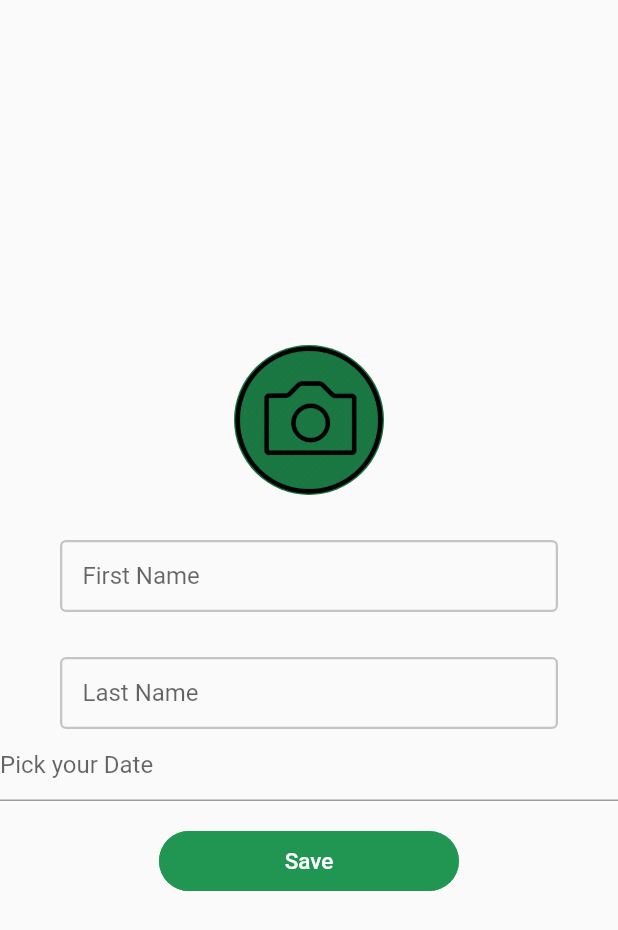
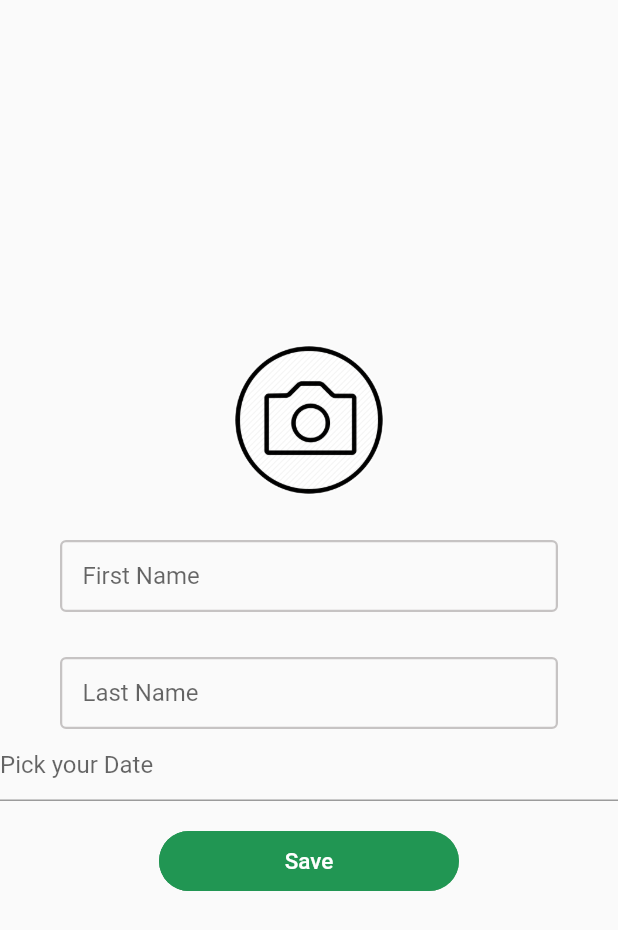
Before and after one commit to hiImDeni/Nomad, a Flutter app: the EditProfilePage screen opened directly, on a phone screen of 412 x 824 dp. Shown: the top 930 px of the screen. Run offline on Flutter 3.47's test engine with Material 2 defaults, Android fonts, the phone set to English and light mode, and no system bars; drawn by our look-alikes of circular_profile_avatar; our stand-ins replace cloud_firestore, firebase_auth, firebase_core, font_awesome_flutter, google_sign_in, image_picker and 1 more; accounts and stored records are empty; generated files the repository leaves out were written again.

Commit message:
added image picker - EditProfilePage

```diff
--- a/experience_exchange_app/lib/features/pages/edit-profile-page.dart
+++ b/experience_exchange_app/lib/features/pages/edit-profile-page.dart
@@ -1,7 +1,11 @@
+import 'dart:io';
+
+import 'package:circular_profile_avatar/circular_profile_avatar.dart';
 import 'package:experience_exchange_app/features/widgets/custom_input.dart';
 import 'package:experience_exchange_app/features/widgets/main-button.dart';
 import 'package:flutter/cupertino.dart';
 import 'package:flutter/material.dart';
+import 'package:image_picker/image_picker.dart';
 
 import '../scheme.dart';
 
@@ -20,6 +24,9 @@ class EditProfilePageState extends State<EditProfilePage> {
 
   DateTime dateOfBirth;
   TextEditingController dateController = TextEditingController();
+
+  ImagePicker _imagePicker = ImagePicker();
+  Image _currentImage = Image.asset('assets/images/take-photo.webp');
 
 
   @override
@@ -43,9 +50,10 @@ class EditProfilePageState extends State<EditProfilePage> {
                             child: Column(
                               mainAxisAlignment: MainAxisAlignment.center,
                               children: <Widget>[
-                                CircleAvatar(
-                                  backgroundImage: AssetImage('assets/images/take-photo.webp'),
-                                  radius: 50.0,
+                                CircularProfileAvatar(
+                                  "",
+                                    child: ClipOval(child: _currentImage),
+                                    onTap: () async => await _selectImage(),
                                 ),
                                 firstNameInput,
                                 lastNameInput,
@@ -78,4 +86,12 @@ class EditProfilePageState extends State<EditProfilePage> {
   }
 
   _saveUser(BuildContext context) {}
+
+  _selectImage() async {
+    final pickedFile = await _imagePicker.getImage(source: ImageSource.gallery);
+
+    setState(() {
+      _currentImage = Image.file(File(pickedFile.path));
+    });
+  }
 }
--- a/experience_exchange_app/lib/features/pages/sign-in-page.dart
+++ b/experience_exchange_app/lib/features/pages/sign-in-page.dart
@@ -6,11 +6,9 @@ import 'package:experience_exchange_app/features/widgets/google-signin-button.da
 import 'package:experience_exchange_app/features/widgets/main-button.dart';
 import 'package:experience_exchange_app/features/widgets/password-input.dart';
 import 'package:experience_exchange_app/logic/services/authentication-service.dart';
-import 'package:firebase_auth/firebase_auth.dart';
 import 'package:flutter/cupertino.dart';
 import 'package:flutter/material.dart';
 import 'package:flutter/services.dart';
-import 'package:flutter_secure_storage/flutter_secure_storage.dart';
 import 'package:logger/logger.dart';
 import 'package:provider/provider.dart';
 
@@ -97,8 +95,6 @@ class SignInPageState extends State<SignInPage> {
   }
 
   _signIn(BuildContext context) async {
-    final storage = FlutterSecureStorage();
-    storage.write(key: "loginstatus", value: "loggedin");
     String email = emailInput.text;
     String password = passwordInput.text;
 
--- a/experience_exchange_app/lib/features/pages/sign-up-page.dart
+++ b/experience_exchange_app/lib/features/pages/sign-up-page.dart
@@ -9,7 +9,6 @@ import 'package:experience_exchange_app/features/widgets/password-input.dart';
 import 'package:experience_exchange_app/logic/services/authentication-service.dart';
 import 'package:flutter/cupertino.dart';
 import 'package:flutter/material.dart';
-import 'package:flutter_secure_storage/flutter_secure_storage.dart';
 import 'package:logger/logger.dart';
 import 'package:provider/provider.dart';
 
@@ -92,8 +91,6 @@ class SignUpPageState extends State<SignUpPage> {
     final provider = Provider.of<AuthenticationService>(context, listen: false);
     provider.signInWithGoogle();
 
-    final storage = FlutterSecureStorage();
-    storage.write(key: "loginstatus", value: "loggedin");
     String email = emailInput.text;
     String password = passwordInput.text;
 
--- a/experience_exchange_app/lib/main.dart
+++ b/experience_exchange_app/lib/main.dart
@@ -1,3 +1,4 @@
+import 'package:experience_exchange_app/features/pages/edit-profile-page.dart';
 import 'package:experience_exchange_app/features/scheme.dart';
 import 'package:experience_exchange_app/logic/services/authentication-service.dart';
 import 'package:google_sign_in/google_sign_in.dart';
@@ -44,6 +45,7 @@ class HomePage extends StatelessWidget {
 
   @override
   Widget build(BuildContext context) {
+    return EditProfilePage();
     final firebaseUser = context.watch<User>();
 
     if (firebaseUser != null) {
--- a/experience_exchange_app/pubspec.yaml
+++ b/experience_exchange_app/pubspec.yaml
@@ -32,11 +32,13 @@ dependencies:
   provider: ^4.3.3
   firebase_dynamic_links: ^0.5.1
   http: ^0.13.0
-  cloud_firestore: ^1.0.3
-  flutter_secure_storage: 4.0.0
+  cloud_firestore: ^1.0.4
+  firebase_storage: ^8.0.3
   logger: ^0.9.4
   font_awesome_flutter: ^9.0.0
   flutter_datetime_picker: ^1.5.0
+  image_picker: ^0.7.4
+  circular_profile_avatar: ^2.0.0
 
 
   # The following adds the Cupertino Icons font to your application.
```
